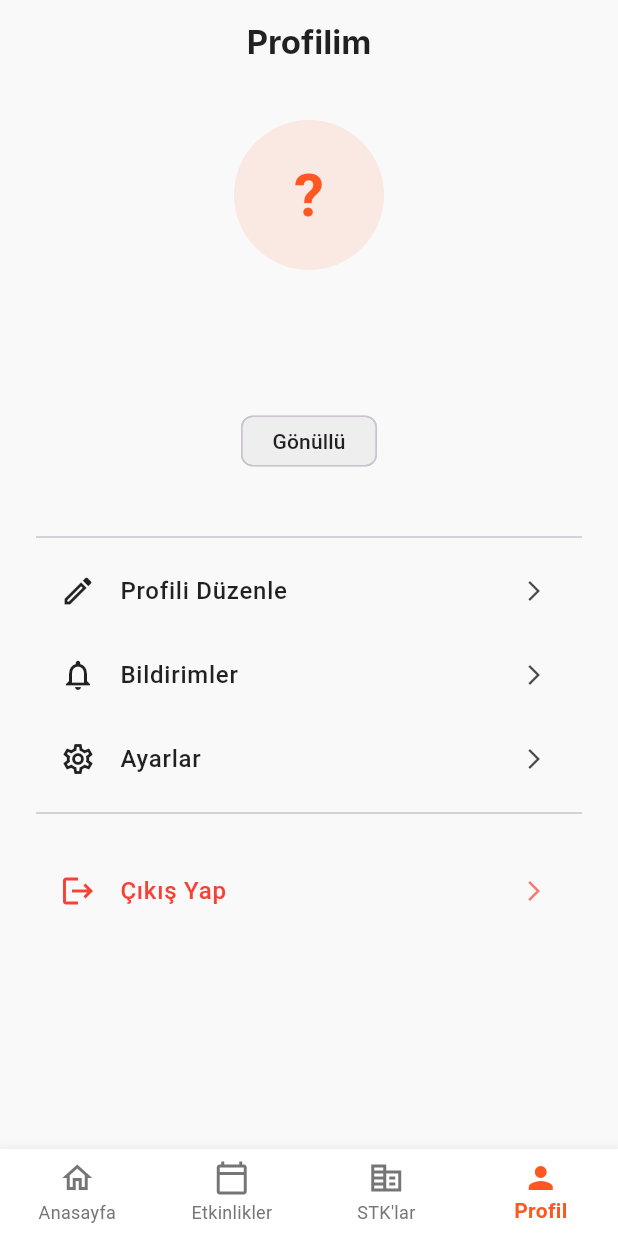
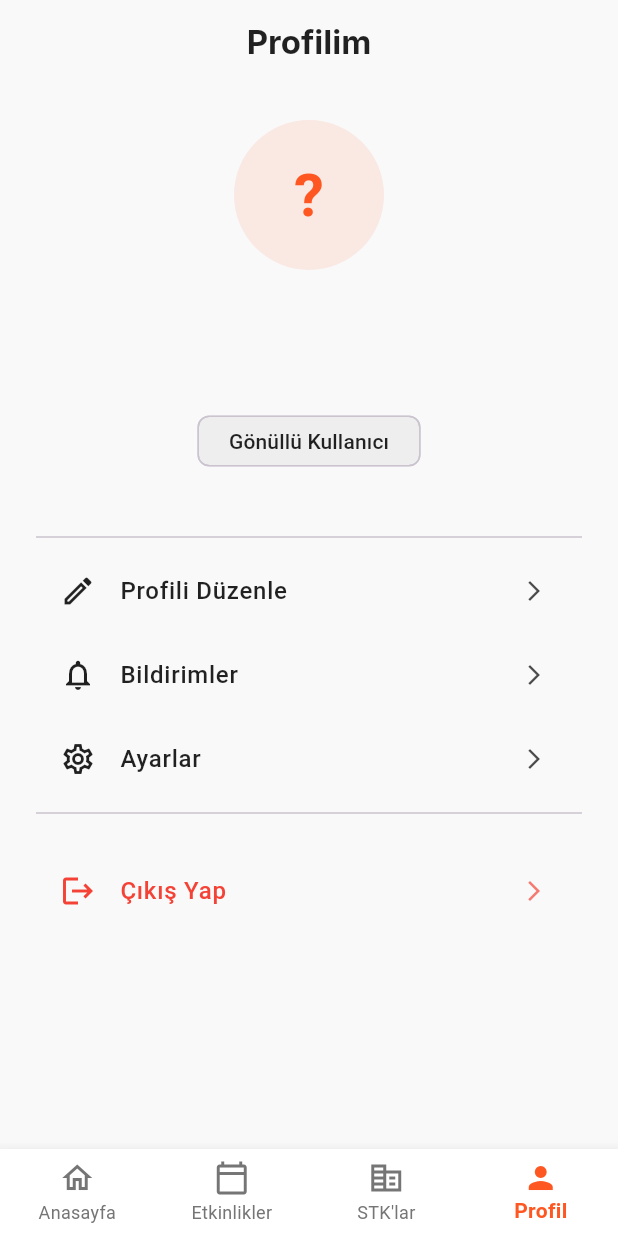
Before and after one commit to emrers18/gonullunet_app, a Flutter app: the screen it shows once a user with an empty profile is signed in, item 4 of the bottom bar chosen, on a phone screen of 412 x 824 dp. Run offline on Flutter 3.47's test engine with Material 3 defaults, Android fonts, the phone set to English and light mode, and no system bars; our stand-ins replace cloud_firestore, firebase_auth, firebase_core; accounts and stored records are empty; network calls fail; Roboto replaces fonts that are missing (Inter).

Commit message:
usermodel oluşturuldu ve entegre edildi

```diff
--- /dev/null
+++ b/lib/models/user_model.dart
@@ -0,0 +1,81 @@
+import 'package:cloud_firestore/cloud_firestore.dart';
+
+class UserModel {
+  final String uid;
+  final String email;
+  final String userType;
+  final Timestamp createdAt;
+
+  final String? name;
+  final String? surname; //gönüllünün dolduracağı alanlar
+
+  final String? stkName; //kurumun dolduracağı alan
+
+  UserModel({
+    required this.uid,
+    required this.email,
+    required this.userType,
+    required this.createdAt,
+    this.name,
+    this.surname,
+    this.stkName,
+  });
+
+  //Firestore veri okuma
+  factory UserModel.fromFirestore(DocumentSnapshot<Map<String, dynamic>> doc) {
+    Map<String, dynamic> data = doc.data()!;
+
+    return UserModel(
+      uid: data['uid'],
+      email: data['email'],
+      userType: data['userType'],
+      createdAt: data['createdAt'] ?? Timestamp.now(),
+      name: data['name'],
+      surname: data['surname'],
+      stkName: data['stkName'],
+    );
+  }
+
+  //Firestore veri yazma
+  Map<String, dynamic> toJson() {
+    return {
+      'uid': uid,
+      'email': email,
+      'userType': userType,
+      'createdAt': createdAt,
+      'name': name,
+      'surname': surname,
+      'stkName': stkName,
+    };
+  }
+
+  bool get isNgo => userType == 'ngo';
+  bool get isVolunteer => userType == 'volunteer';
+
+  //profil sayfasında gösterilecek isim
+  String get displayName {
+    if (isNgo) {
+      return stkName ?? 'STK Adı';
+    } else {
+      return '${name ?? 'İsim'} ${surname ?? 'Soyisim'}'.trim();
+    }
+  }
+
+  //profi sayfasındaki baş harfler
+  String get initials {
+    if (isNgo && stkName != null && stkName!.isNotEmpty) {
+      var parts = stkName!.split(' ');
+      if (parts.length > 1) {
+        return parts[0][0].toUpperCase() + parts[1][0].toUpperCase();
+      }
+      return stkName![0].toUpperCase();
+    } else if (isVolunteer &&
+        name != null &&
+        surname != null &&
+        name!.isNotEmpty &&
+        surname!.isNotEmpty) {
+      return name![0].toUpperCase() + surname![0].toUpperCase();
+    }
+    return '?';
+  }
+}
--- a/lib/views/profile_page.dart
+++ b/lib/views/profile_page.dart
@@ -1,5 +1,6 @@
 import 'package:flutter/material.dart';
 import 'package:cloud_firestore/cloud_firestore.dart';
+import 'package:gonullunet_app/models/user_model.dart';
 import 'package:gonullunet_app/services/auth.dart'; // Auth servisimizi import ediyoruz
 // import 'package:gonullunet_app/utils/app_colors.dart'; // Varsa renk paletinizi ekleyin
 
@@ -14,7 +15,7 @@ class _ProfilePageState extends State<ProfilePage> {
   final Auth _auth = Auth();
   final FirebaseFirestore _firestore = FirebaseFirestore.instance;
 
-  Stream<DocumentSnapshot<Map<String, dynamic>>>? _userStream;
+  Stream<UserModel>? _userStream;
   String? _uid;
 
   @override
@@ -25,7 +26,11 @@ class _ProfilePageState extends State<ProfilePage> {
 
     if (_uid != null) {
       // Bu UID'ye ait kullanıcının Firestore'daki verisini anlık dinle
-      _userStream = _firestore.collection('users').doc(_uid!).snapshots();
+      _userStream = _firestore
+          .collection('users')
+          .doc(_uid!)
+          .snapshots()
+          .map((snapshot) => UserModel.fromFirestore(snapshot));
     }
   }
 
@@ -114,7 +119,7 @@ class _ProfilePageState extends State<ProfilePage> {
         ),
       ),
       // Kullanıcı verisini dinleyen StreamBuilder
-      body: StreamBuilder<DocumentSnapshot<Map<String, dynamic>>>(
+      body: StreamBuilder<UserModel>(
         stream: _userStream,
         builder: (context, snapshot) {
           // 1. Veri bekleniyor
@@ -129,26 +134,12 @@ class _ProfilePageState extends State<ProfilePage> {
           }
 
           // 3. Veri yok veya kullanıcı dökümanı bulunamadı
-          if (!snapshot.hasData || !snapshot.data!.exists) {
+          if (!snapshot.hasData || snapshot.data == null) {
             return const Center(child: Text('Kullanıcı verisi bulunamadı.'));
           }
 
           // 4. Veri başarıyla alındı!
-          final userData = snapshot.data!.data()!;
-          final userType = userData['userType'] ?? 'volunteer';
-          final email = userData['email'] ?? 'E-posta yok';
-
-          String displayName, initials;
-
-          if (userType == 'ngo') {
-            displayName = userData['stkName'] ?? 'STK Adı Yok';
-            initials = _getInitials(displayName);
-          } else {
-            displayName =
-                '${userData['name'] ?? ''} ${userData['surname'] ?? ''}';
-            initials =
-                _getInitials(userData['name'] ?? '', userData['surname'] ?? '');
-          }
+          final UserModel user = snapshot.data!;
 
           return SingleChildScrollView(
             child: Padding(
@@ -164,7 +155,7 @@ class _ProfilePageState extends State<ProfilePage> {
                         radius: 50,
                         backgroundColor: primaryColor.withOpacity(0.1),
                         child: Text(
-                          initials,
+                          user.initials,
                           style: const TextStyle(
                             fontSize: 40,
                             fontWeight: FontWeight.bold,
@@ -174,7 +165,7 @@ class _ProfilePageState extends State<ProfilePage> {
                       ),
                       const SizedBox(height: 16),
                       Text(
-                        displayName,
+                        user.displayName,
                         textAlign: TextAlign.center,
                         style: const TextStyle(
                           fontSize: 22,
@@ -184,7 +175,7 @@ class _ProfilePageState extends State<ProfilePage> {
                       ),
                       const SizedBox(height: 8),
                       Text(
-                        email,
+                        user.email,
                         style: TextStyle(
                           fontSize: 16,
                           color: Colors.grey[600],
@@ -193,7 +184,7 @@ class _ProfilePageState extends State<ProfilePage> {
                       const SizedBox(height: 12),
                       Chip(
                         label: Text(
-                          userType == 'ngo' ? 'STK Hesabı' : 'Gönüllü',
+                          user.isNgo ? 'STK Kullanıcısı' : 'Gönüllü Kullanıcı',
                           style: const TextStyle(
                             color: Colors.black87,
                             fontWeight: FontWeight.w500,
@@ -213,44 +204,34 @@ class _ProfilePageState extends State<ProfilePage> {
                   _buildProfileOption(
                     icon: Icons.edit_outlined,
                     title: 'Profili Düzenle',
-                    onTap: () {
-                      // TODO: Profil düzenleme sayfasına git
-                    },
+                    onTap: () {},
                   ),
                   _buildProfileOption(
                     icon: Icons.notifications_none_outlined,
                     title: 'Bildirimler',
-                    onTap: () {
-                      // TODO: Bildirimler sayfasına git
-                    },
+                    onTap: () {},
                   ),
 
                   // STK'lara özel seçenek
-                  if (userType == 'ngo')
+                  if (user.isNgo)
                     _buildProfileOption(
                       icon: Icons.event_available_outlined,
                       title: 'Yayınladığım Etkinlikler',
-                      onTap: () {
-                        // TODO: STK'nın kendi etkinliklerini gördüğü sayfaya git
-                      },
+                      onTap: () {},
                     ),
 
                   // Gönüllülere özel seçenek
-                  if (userType == 'volunteer')
+                  if (user.isVolunteer)
                     _buildProfileOption(
                       icon: Icons.check_circle_outline,
                       title: 'Katıldığım Etkinlikler',
-                      onTap: () {
-                        // TODO: Gönüllünün katıldığı etkinlikleri gördüğü sayfaya git
-                      },
+                      onTap: () {},
                     ),
 
                   _buildProfileOption(
                     icon: Icons.settings_outlined,
                     title: 'Ayarlar',
-                    onTap: () {
-                      // TODO: Ayarlar sayfasına git
-                    },
+                    onTap: () {},
                   ),
 
                   const Divider(),
@@ -275,12 +256,11 @@ class _ProfilePageState extends State<ProfilePage> {
     );
   }
 
-  // Seçenekler için yardımcı bir widget
   Widget _buildProfileOption({
     required IconData icon,
     required String title,
     required VoidCallback onTap,
-    Color color = Colors.black87, // Varsayılan renk
+    Color color = Colors.black87,
   }) {
     return ListTile(
       leading: Icon(icon, color: color),
--- a/lib/views/signup_page.dart
+++ b/lib/views/signup_page.dart
@@ -88,8 +88,9 @@ class _SignUpPageState extends State<SignUpPage> {
 
     // Ortak kontroller
     if (email.isEmpty) return _showError('E-posta boş bırakılamaz.');
-    if (!_emailReg.hasMatch(email))
+    if (!_emailReg.hasMatch(email)) {
       return _showError('Geçersiz e-posta adresi.');
+    }
     if (password.isEmpty) return _showError('Şifre boş bırakılamaz.');
     if (!_passwordReg.hasMatch(password)) {
       return _showError(
```
Also changed, not shown: lib/models/gonullu.dart (deleted, +0 -16 lines), lib/models/kurum.dart (deleted, +0 -12 lines).
